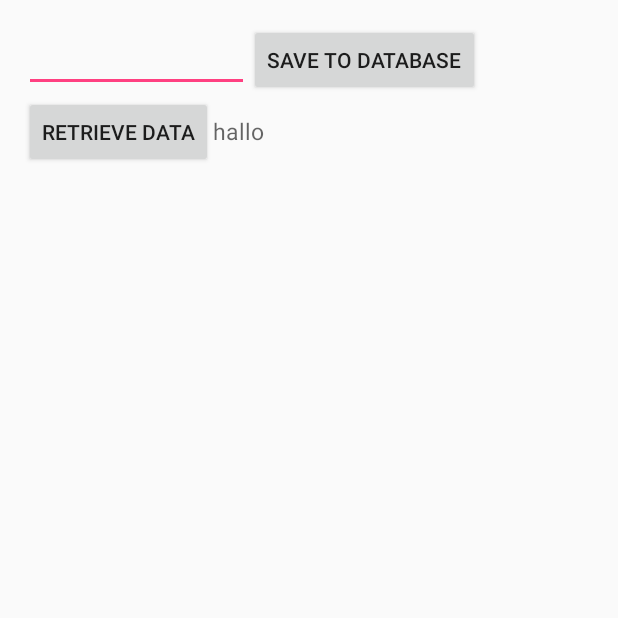
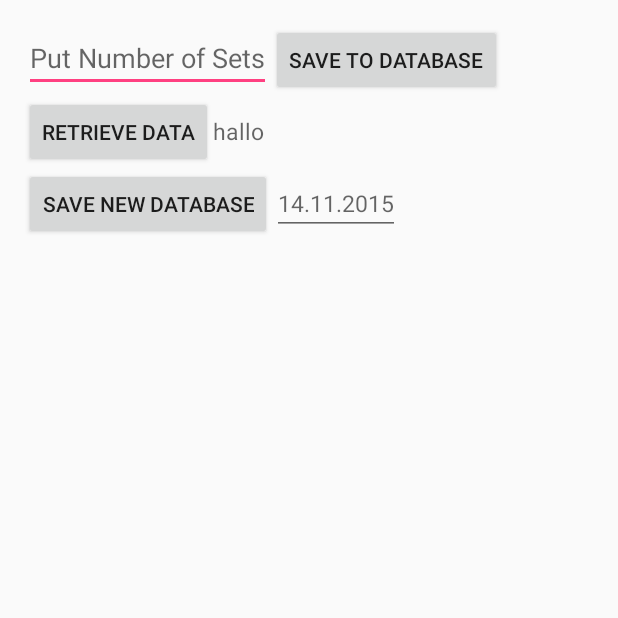
Before and after one commit to naienmw/Workout, an Android app: the Second_Activity screen opened directly, with no data from a screen before it, after a tap on "SAVE TO DATABASE", on a phone screen of 412 x 824 dp, the top half of it. Run offline under Robolectric (Android 15) with nearby library versions, the phone set to English and light mode, and no system bars.

Commit message:
database testing

```diff
--- a/app/src/main/java/com/naien/workout/DBHelper.java
+++ b/app/src/main/java/com/naien/workout/DBHelper.java
@@ -14,9 +14,9 @@ import java.util.HashMap;
 public class DBHelper extends SQLiteOpenHelper {
 
     public static final String DATABASE_NAME = "blub.db";
-    public static final String CONTACTS_TABLE_NAME = "contacts";
+    public static final String CONTACTS_TABLE_NAME = "Workout";
     public static final String CONTACTS_COLUMN_ID = "id";
-    public static final String CONTACTS_COLUMN_NAME = "name";
+    public static final String WORKOUT_EXERCISE_NAME = "name";
     public static final String CONTACTS_COLUMN_EMAIL = "email";
     public static final String CONTACTS_COLUMN_STREET = "street";
     public static final String CONTACTS_COLUMN_CITY = "place";
@@ -32,17 +32,23 @@ public class DBHelper extends SQLiteOpenHelper {
     public void onCreate(SQLiteDatabase db) {
         // TODO Auto-generated method stub
         db.execSQL(
-                "create table contacts " +
+                "create table Workout " +
                         "(id integer primary key, name text,phone text,email text, street text,place text)"
         );
     }
-
+    public void create_new_table(SQLiteDatabase db, String name){
+        db.execSQL(
+                "create table date" + name + " "+
+                        "(id integer primary key, name text,phone text,email text, street text,place text)"
+        );
+    }
     @Override
     public void onUpgrade(SQLiteDatabase db, int oldVersion, int newVersion) {
         // TODO Auto-generated method stub
-        db.execSQL("DROP TABLE IF EXISTS contacts");
+        db.execSQL("DROP TABLE IF EXISTS Workout");
         onCreate(db);
     }
+
 
     public boolean saveData (String first_input, String second_input) {
         String[] position = {"1"};
@@ -50,13 +56,23 @@ public class DBHelper extends SQLiteOpenHelper {
         ContentValues contentValues = new ContentValues();
         contentValues.put("name", first_input);
         contentValues.put("email", second_input);
-        db.insert("contacts",null, contentValues);
+        db.insert(CONTACTS_TABLE_NAME, null, contentValues);
+        return true;
+    }
+
+    public boolean updateData (String first_input, String second_input) {
+        String[] position = {"1"};
+        SQLiteDatabase db = this.getWritableDatabase();
+        ContentValues contentValues = new ContentValues();
+        contentValues.put("name", first_input);
+        contentValues.put("email", second_input);
+        db.update(CONTACTS_TABLE_NAME,contentValues,"id = ? ",position);
         return true;
     }
 
     public Cursor getData(int id){
         SQLiteDatabase db = this.getReadableDatabase();
-        Cursor res =  db.rawQuery( "select * from contacts where id="+id+"", null );
+        Cursor res =  db.rawQuery( "select * from Workout where id="+id+"", null );
         return res;
     }
 
@@ -75,17 +91,23 @@ public class DBHelper extends SQLiteOpenHelper {
         contentValues.put("email", email);
         contentValues.put("street", street);
         contentValues.put("place", place);
-        db.update("contacts", contentValues, "id = ? ", new String[] { Integer.toString(id) } );
+        db.update("Workout", contentValues, "id = ? ", new String[] { Integer.toString(id) } );
         return true;
     }
 
     public Integer deleteContact (Integer id)
     {
         SQLiteDatabase db = this.getWritableDatabase();
-        return db.delete("contacts",
+        return db.delete("Workout",
                 "id = ? ",
                 new String[] { Integer.toString(id) });
     }
+
+    public SQLiteDatabase getdb(){
+        SQLiteDatabase db = this.getWritableDatabase();
+        return db;
+    }
+
 
     public ArrayList<String> getAllCotacts()
     {
@@ -93,11 +115,11 @@ public class DBHelper extends SQLiteOpenHelper {
 
         //hp = new HashMap();
         SQLiteDatabase db = this.getReadableDatabase();
-        Cursor res =  db.rawQuery( "select * from contacts", null );
+        Cursor res =  db.rawQuery( "select * from Workout", null );
         res.moveToFirst();
 
         while(res.isAfterLast() == false){
-            array_list.add(res.getString(res.getColumnIndex(CONTACTS_COLUMN_NAME)));
+            array_list.add(res.getString(res.getColumnIndex(WORKOUT_EXERCISE_NAME)));
             res.moveToNext();
         }
         return array_list;
--- a/app/src/main/java/com/naien/workout/Second_Activity.java
+++ b/app/src/main/java/com/naien/workout/Second_Activity.java
@@ -14,6 +14,9 @@ import android.widget.Toast;
 
 import com.naien.workout.R;
 
+import java.util.Calendar;
+import java.util.Date;
+
 public class Second_Activity extends Activity {
 
     EditText second_input;
@@ -21,6 +24,9 @@ public class Second_Activity extends Activity {
     String first_user_input;
     String second_user_input;
     TextView user_restored_text;
+    EditText newinput;
+    String date;
+    String date_db;
 
     protected void onCreate(Bundle savedInstanceState) {
         super.onCreate(savedInstanceState);
@@ -33,29 +39,53 @@ public class Second_Activity extends Activity {
         user_restored_text = (TextView) findViewById(R.id.restored);
 
         mydb = new DBHelper(this);
+
+        Calendar c = Calendar.getInstance();
+        int day = c.get(Calendar.DATE);
+        int month = c.get(Calendar.MONTH);
+        int year = c.get(Calendar.YEAR);
+        newinput = (EditText) findViewById(R.id.newdb);
+        date = Integer.toString(day) + "." + Integer.toString(month) +"."+Integer.toString(year);
+        newinput.setHint(date);
+
+        date_db = Integer.toString(day) +"_" + Integer.toString(month) +"_"+Integer.toString(year);
     }
 
     public void save_to_database(View view){
+        second_user_input = second_input.getText().toString();
+        Boolean there = false;
 
-        second_user_input = second_input.getText().toString();
-        mydb.saveData(first_user_input,second_user_input);
-
-         Toast.makeText(this, first_user_input + second_user_input,Toast.LENGTH_SHORT).show();
-
+        if (is_there()) {
+            mydb.updateData(first_user_input, second_user_input);
+            Toast.makeText(this, first_user_input + second_user_input, Toast.LENGTH_SHORT).show();
+        } else {mydb.saveData(first_user_input, second_user_input);
+            Toast.makeText(this, first_user_input + second_user_input, Toast.LENGTH_SHORT).show();}
     }
 
-    public void get_data(View view){
+    public void get_data(View view) {
         Cursor cur = mydb.getData(1);
         cur.moveToFirst();
         String input1 = cur.getString(cur.getColumnIndex("name"));
         String input2 = cur.getString(cur.getColumnIndex("email"));
 
-        Toast.makeText(this, input1+input2,Toast.LENGTH_SHORT).show();
+        Toast.makeText(this, input1 + input2, Toast.LENGTH_SHORT).show();
 
-        //user_restored_text.setText(input1 + " " + input2);
+        user_restored_text.setText(input1 + " " + input2);
+    }
 
+    public boolean is_there(){
+        Cursor cur = mydb.getData(1);
+        Boolean there;
+        if (cur.moveToFirst()){
+            there = true;
+        } else {there = false;}
+
+        return there;
     }
 
 
+    public void make_new_db(View view) {
 
+        mydb.create_new_table(mydb.getdb(), date_db);
+    }
 }
--- a/app/src/main/res/layout/content_main.xml
+++ b/app/src/main/res/layout/content_main.xml
@@ -13,9 +13,10 @@
     tools:showIn="@layout/activity_main">
 
     <EditText
-        android:layout_width="100dp"
+        android:layout_width="wrap_content"
         android:layout_height="wrap_content"
-        android:id="@+id/user_input_to_second_activity"/>
+        android:id="@+id/user_input_to_second_activity"
+        android:hint="Put Exercise"/>
 
     <Button
         android:layout_width="wrap_content"
--- a/app/src/main/res/layout/second_content.xml
+++ b/app/src/main/res/layout/second_content.xml
@@ -16,9 +16,10 @@
         android:layout_height="wrap_content"
         android:orientation="horizontal">
         <EditText
-            android:layout_width="150dp"
+            android:layout_width="wrap_content"
             android:layout_height="wrap_content"
-            android:id="@+id/user_text_to_save"/>
+            android:id="@+id/user_text_to_save"
+            android:hint="Put Number of Sets"/>
 
         <Button
             android:layout_width="wrap_content"
@@ -47,5 +48,24 @@
             android:id="@+id/restored"/>
     </LinearLayout>
 
+    <LinearLayout
+        android:layout_width="wrap_content"
+        android:layout_height="wrap_content"
+        android:orientation="horizontal">
+
+        <Button
+            android:layout_width="wrap_content"
+            android:layout_height="wrap_content"
+            android:text="Save new Database"
+            android:onClick="make_new_db"/>
+
+        <EditText
+            android:layout_width="wrap_content"
+            android:layout_height="wrap_content"
+            android:hint="put something"
+            android:textSize="15sp"
+            android:id="@+id/newdb"/>
+    </LinearLayout>
+
 
 </LinearLayout>
```
